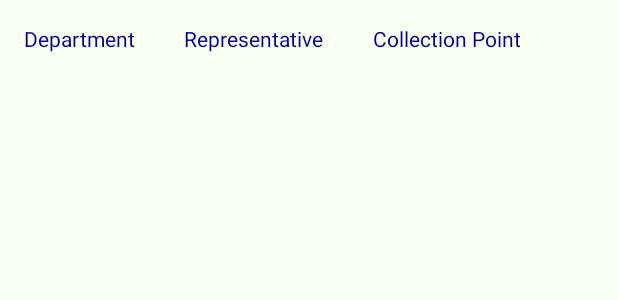
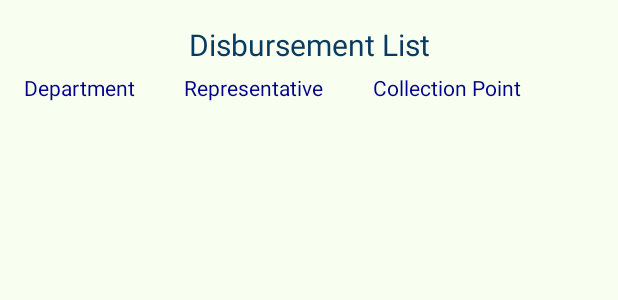
Before and after one commit to ZinMarHtet21/LU, an Android app: the layout activity_disbursement_department_list.xml on its own in the app's theme, with its tools: preview values and no code run, on a phone screen of 412 x 824 dp. Shown: the top 300 px of the screen. Run offline under Robolectric (Android 15) with nearby library versions, the phone set to English and light mode, and no system bars; network calls fail.

Commit message:
Add All Stock Adjustment

```diff
--- a/LU_StationeryStoreInventorySystem/app/src/main/java/com/android_test/zmh/lu_stationerystoreinventorysystem/IPopulator/IAdjustmentVoucher.java
+++ b/LU_StationeryStoreInventorySystem/app/src/main/java/com/android_test/zmh/lu_stationerystoreinventorysystem/IPopulator/IAdjustmentVoucher.java
@@ -17,5 +17,7 @@ public interface IAdjustmentVoucher {
     List<AdjustmentVoucher> populateSupervisorList();
     List<AdjustmentVoucher> populateManagerListFromWcf();
     List<AdjustmentVoucher> populateSupervisorListFromWcf();
+    public List<AdjustmentVoucher> populateAllListFromWcf();
     List<AdjustmentVoucherDetail>populateAdjustmentDetailFromWcf(String url);
+
 }
--- a/LU_StationeryStoreInventorySystem/app/src/main/res/layout/activity_disbursement_department_list.xml
+++ b/LU_StationeryStoreInventorySystem/app/src/main/res/layout/activity_disbursement_department_list.xml
@@ -12,9 +12,21 @@
     android:weightSum="1"
     android:background="@color/OurBackGroundColor">
 
+
     <TableLayout
         android:layout_width="match_parent"
         android:layout_height="wrap_content">
+
+        <TextView
+            android:layout_width="wrap_content"
+            android:layout_height="wrap_content"
+            android:textAppearance="?android:attr/textAppearanceLarge"
+            android:text="Disbursement List"
+            android:textColor="@color/OurTextColor"
+            android:gravity="center"
+            android:textSize="20dp"
+            android:layout_marginBottom="5dp"
+            android:id="@+id/textView7" />
 
         <TableRow
             android:layout_width="match_parent"
```
Also changed, not shown: LU_StationeryStoreInventorySystem/app/src/main/java/com/android_test/zmh/lu_stationerystoreinventorysystem/MainScreens/ClerkMainScreen.java (+6 -1 lines), LU_StationeryStoreInventorySystem/app/src/main/java/com/android_test/zmh/lu_stationerystoreinventorysystem/ModelPopulator/AdjustmentPopulator.java (+24 -0 lines), LU_StationeryStoreInventorySystem/app/src/main/java/com/android_test/zmh/lu_stationerystoreinventorysystem/StoreScreens/ApproveRejectStockAdjustment.java (+15 -1 lines), LU_StationeryStoreInventorySystem/app/src/main/java/com/android_test/zmh/lu_stationerystoreinventorysystem/StoreScreens/ApproveRejectStockAdjustmentDetail.java (+15 -4 lines).
